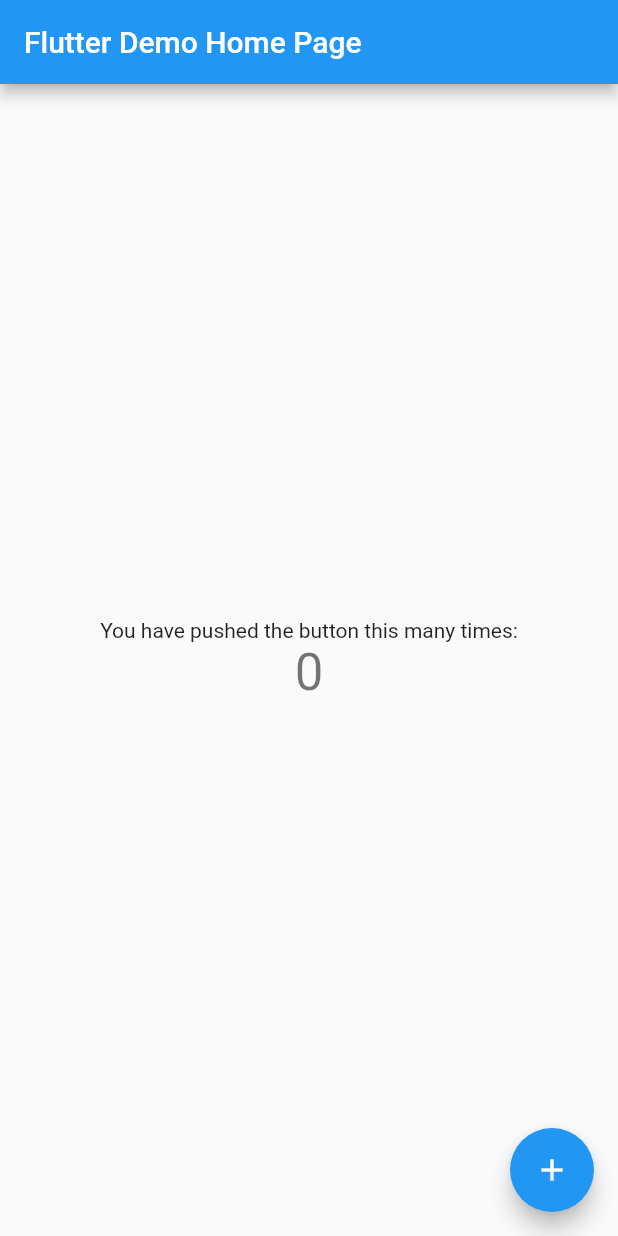
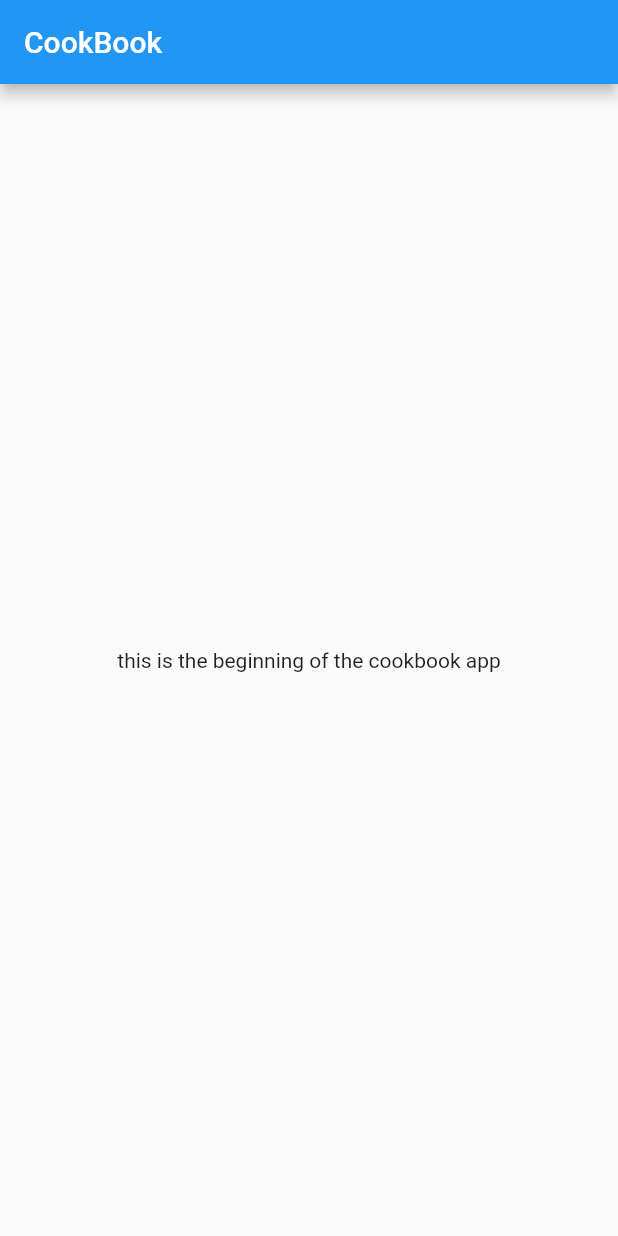
Before and after one commit to ValJuno/cookbook, a Flutter app: the screen it shows after launch, on a phone screen of 412 x 824 dp. Run offline on Flutter 3.47's test engine with Material 2 defaults, Android fonts, the phone set to English and light mode, and no system bars.

```diff
--- a/lib/main.dart
+++ b/lib/main.dart
@@ -11,7 +11,7 @@
   @override
   Widget build(BuildContext context) {
     return MaterialApp(
-      title: 'Flutter Demo',
+      title: 'CookBook',
       theme: ThemeData(
         // This is the theme of your application.
         //
@@ -24,7 +24,7 @@
         // is not restarted.
         primarySwatch: Colors.blue,
       ),
-      home: const MyHomePage(title: 'Flutter Demo Home Page'),
+      home: const MyHomePage(title: 'CookBook'),
     );
   }
 }
@@ -48,19 +48,6 @@
 }
 
 class _MyHomePageState extends State<MyHomePage> {
-  int _counter = 0;
-
-  void _incrementCounter() {
-    setState(() {
-      // This call to setState tells the Flutter framework that something has
-      // changed in this State, which causes it to rerun the build method below
-      // so that the display can reflect the updated values. If we changed
-      // _counter without calling setState(), then the build method would not be
-      // called again, and so nothing would appear to happen.
-      _counter++;
-    });
-  }
-
   @override
   Widget build(BuildContext context) {
     // This method is rerun every time setState is called, for instance as done
@@ -94,22 +81,13 @@
           // axis because Columns are vertical (the cross axis would be
           // horizontal).
           mainAxisAlignment: MainAxisAlignment.center,
-          children: <Widget>[
-            const Text(
-              'You have pushed the button this many times:',
-            ),
+          children: const <Widget>[
             Text(
-              '$_counter',
-              style: Theme.of(context).textTheme.headline4,
+              'this is the beginning of the cookbook app',
             ),
           ],
         ),
       ),
-      floatingActionButton: FloatingActionButton(
-        onPressed: _incrementCounter,
-        tooltip: 'Increment',
-        child: const Icon(Icons.add),
-      ), // This trailing comma makes auto-formatting nicer for build methods.
     );
   }
 }
```
Also changed, not shown: fonts/TitilliumWeb-Bold.ttf (added), fonts/TitilliumWeb-Regular.ttf (added), fonts/TitilliumWeb-SemiBold.ttf (added).
